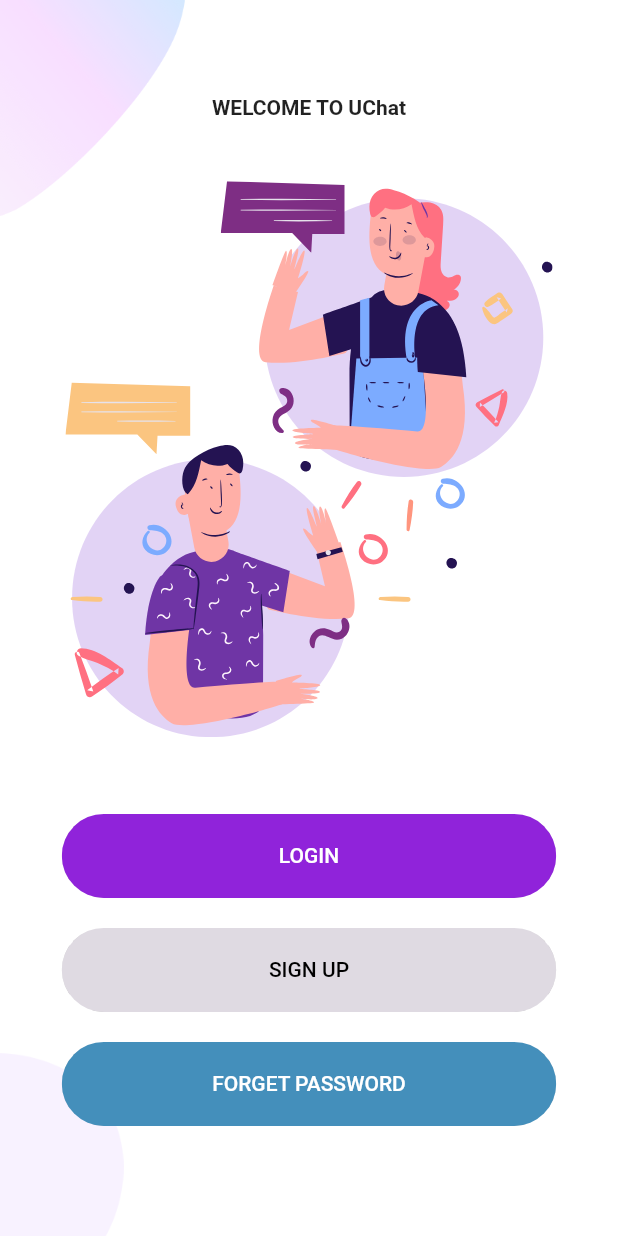
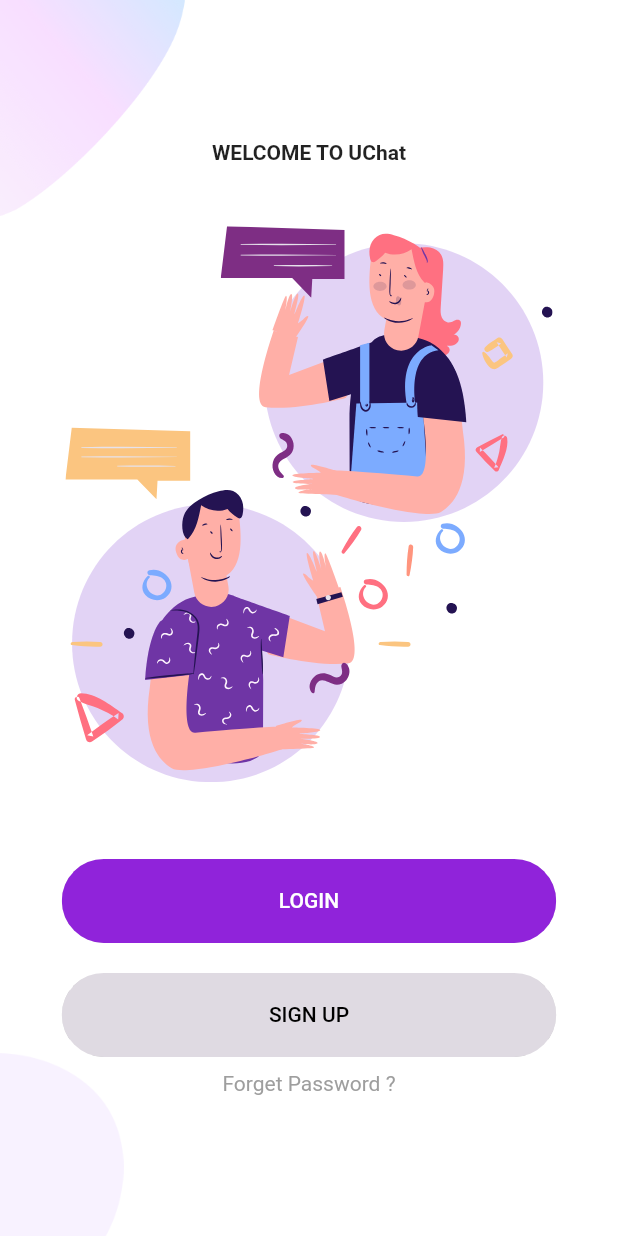
Before and after one commit to AstraStriker/UrbanChat, a Flutter app: the screen it shows after launch, on a phone screen of 412 x 824 dp. Run offline on Flutter 3.47's test engine with Material 2 defaults, Android fonts, the light colour scheme and no system bars; our stand-ins replace cloud_firestore, file_picker, firebase_analytics, firebase_auth, firebase_core, firebase_storage and 2 more; missing offline and left inert: dart:js; accounts and stored records are empty.

Commit message:
splash page move to screen.

```diff
--- a/lib/pages/splash_page.dart
+++ b/lib/Screens/SplashPage/splash_page.dart
@@ -1,10 +1,11 @@
 import 'package:chat_app/services/database_service.dart';
 import 'package:flutter/material.dart';
 import 'package:firebase_core/firebase_core.dart';
-import '../services/navigation_service.dart';
+import '../../services/navigation_service.dart';
 import 'package:get_it/get_it.dart';
-import '../services/media_service.dart';
-import '../services/cloud_storage_service.dart';
+import '../../services/media_service.dart';
+import '../../services/cloud_storage_service.dart';
+import '../../services/navigation_service.dart';
 
 class SplashPage extends StatefulWidget {
   final VoidCallback onInitializationComplete;
@@ -24,7 +25,7 @@
   @override
   void initState() {
     super.initState();
-    Future.delayed(Duration(seconds: 2)).then(
+    Future.delayed(Duration(seconds: 1)).then(
       (_) {
         _setup().then(
           (_) => widget.onInitializationComplete(),
--- a/lib/Screens/Welcome/components/body.dart
+++ b/lib/Screens/Welcome/components/body.dart
@@ -1,8 +1,10 @@
+import 'dart:js';
+
+import 'package:chat_app/Screens/Forgetpass/forget_pass.dart';
 import 'package:flutter/material.dart';
 import 'package:flutter_svg/svg.dart';
 import '../../../componenets/rounded_button.dart';
 import '../../../constants.dart';
-import '../../Forgetpass/forget_pass.dart';
 import '../../Login/login_screen.dart';
 import '../../Signup/signup_screen.dart';
 import 'background.dart';
@@ -57,24 +59,22 @@
                 );
               },
             ),
-            RoundedButton(
-              text: "FORGET PASSWORD",
-              color: Color(0xFF448FBB),
-              textColor: Colors.white,
-              press: () {
-                Navigator.push(
-                  context,
-                  MaterialPageRoute(
-                    builder: (context) {
-                      return Forgetpass();
-                    },
-                  ),
-                );
-              },
-            ),
+            _forgetPassword(),
           ],
         ),
       ),
     );
   }
+
+  Widget _forgetPassword() {
+    return GestureDetector(
+      onTap: () {},
+      child: Container(
+        child: const Text(
+          'Forget Password ?',
+          style: TextStyle(color: Colors.grey),
+        ),
+      ),
+    );
+  }
 }
--- a/lib/componenets/already_have_an_account_acheck.dart
+++ b/lib/componenets/already_have_an_account_acheck.dart
@@ -1,7 +1,6 @@
 import 'package:flutter/material.dart';
 
 import '../constants.dart';
-
 
 class AlreadyHaveAnAccountCheck extends StatelessWidget {
   final bool login;
--- a/lib/main.dart
+++ b/lib/main.dart
@@ -1,9 +1,9 @@
 import 'package:chat_app/Screens/Welcome/welcome_screen.dart';
-import 'package:chat_app/pages/splash_page.dart';
+import 'package:chat_app/Screens/SplashPage/splash_page.dart';
 import 'package:flutter/material.dart';
 import 'constants.dart';
 import 'package:firebase_analytics/firebase_analytics.dart';
-import 'pages/splash_page.dart';
+import 'Screens/SplashPage/splash_page.dart';
 import 'services/navigation_service.dart';
 
 void main() {
@@ -33,7 +33,11 @@
         scaffoldBackgroundColor: Colors.white,
       ),
       navigatorKey: NavigationService.navigatorKey,
-      home: Welcomescreen(),
+      initialRoute: '/login',
+      routes: {
+        '/login': (BuildContext _context) => Welcomescreen(),
+      },
+      //home: Welcomescreen(),
     );
   }
 }
```
Also changed, not shown: lib/providers/authentication-provider.dart (added, +8 -0 lines).
